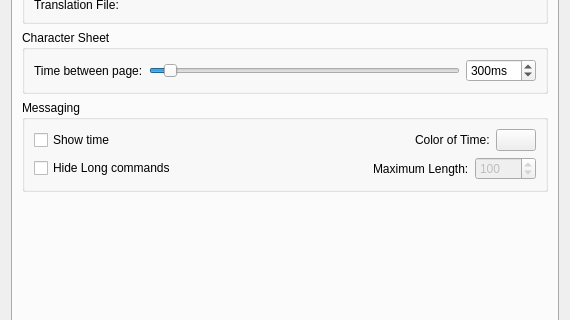
Rolisteam/rolisteam, file src/libraries/rwidgets/dialogs/preferencesdialogbox.ui: the form before one commit; both pictures show x 0 to 570 and y 535 to 855 of the 570 by 975 pixel window.
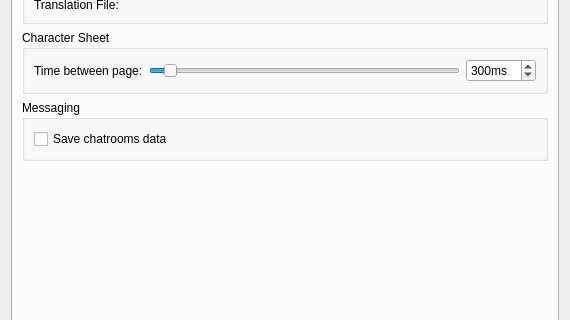
The form after the commit. The open tabs and pages were chosen to show the change. Custom widgets are drawn as their Qt base class.

```diff
--- a/src/libraries/rwidgets/dialogs/preferencesdialogbox.ui
+++ b/src/libraries/rwidgets/dialogs/preferencesdialogbox.ui
@@ -458,86 +458,11 @@
          </property>
          <layout class="QVBoxLayout" name="verticalLayout_6">
           <item>
-           <layout class="QHBoxLayout" name="horizontalLayout_16">
-            <item>
-             <widget class="QCheckBox" name="m_showTimeCheckBox">
-              <property name="text">
-               <string>Show time</string>
-              </property>
-             </widget>
-            </item>
-            <item>
-             <spacer name="horizontalSpacer_6">
-              <property name="orientation">
-               <enum>Qt::Orientation::Horizontal</enum>
-              </property>
-              <property name="sizeHint" stdset="0">
-               <size>
-                <width>40</width>
-                <height>20</height>
-               </size>
-              </property>
-             </spacer>
-            </item>
-            <item>
-             <widget class="QLabel" name="label_18">
-              <property name="text">
-               <string>Color of Time:</string>
-              </property>
-             </widget>
-            </item>
-            <item>
-             <widget class="ColorButton" name="m_timeColorBtn">
-              <property name="text">
-               <string/>
-              </property>
-             </widget>
-            </item>
-           </layout>
-          </item>
-          <item>
-           <layout class="QHBoxLayout" name="horizontalLayout_19">
-            <item>
-             <widget class="QCheckBox" name="m_hideLongCommand">
-              <property name="text">
-               <string>Hide Long commands</string>
-              </property>
-             </widget>
-            </item>
-            <item>
-             <spacer name="horizontalSpacer_9">
-              <property name="orientation">
-               <enum>Qt::Orientation::Horizontal</enum>
-              </property>
-              <property name="sizeHint" stdset="0">
-               <size>
-                <width>40</width>
-                <height>20</height>
-               </size>
-              </property>
-             </spacer>
-            </item>
-            <item>
-             <widget class="QLabel" name="label_25">
-              <property name="text">
-               <string>Maximum Length:</string>
-              </property>
-             </widget>
-            </item>
-            <item>
-             <widget class="QSpinBox" name="m_maxLenghtCommand">
-              <property name="enabled">
-               <bool>false</bool>
-              </property>
-              <property name="maximum">
-               <number>10000</number>
-              </property>
-              <property name="value">
-               <number>100</number>
-              </property>
-             </widget>
-            </item>
-           </layout>
+           <widget class="QCheckBox" name="m_saveChatRoomCB">
+            <property name="text">
+             <string>Save chatrooms data</string>
+            </property>
+           </widget>
           </item>
          </layout>
         </widget>
```
Left out of the diff: 18 changed lines with no effect on the pictures.
